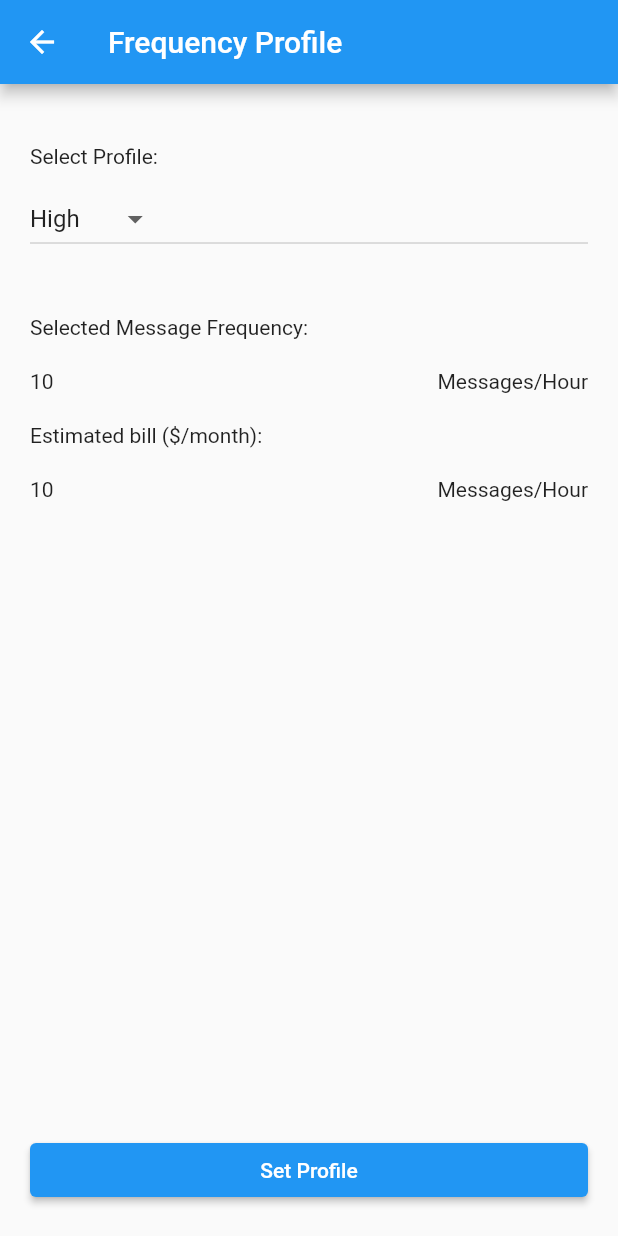
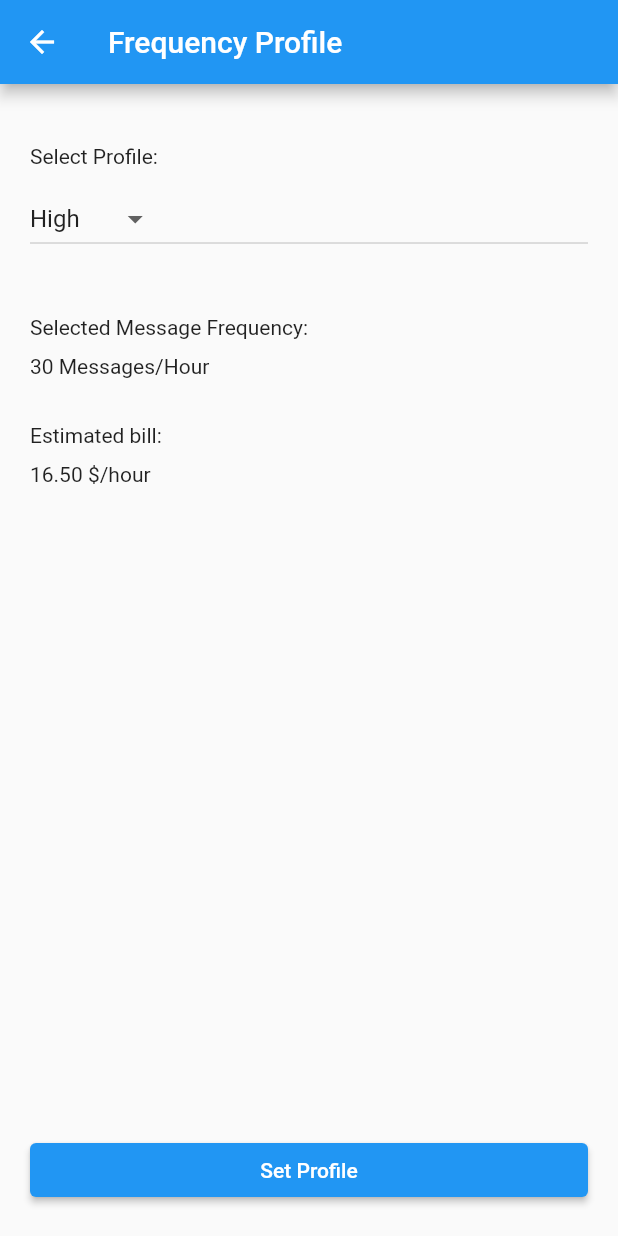
Before and after one commit to yaash45/mup-mobile-app, a Flutter app: the FrequencyProfilePage screen opened directly, on a phone screen of 412 x 824 dp. Run offline on Flutter 3.47's test engine with Material 2 defaults, Android fonts, the phone set to English and light mode, and no system bars; our stand-ins replace cloud_firestore, firebase_core; accounts and stored records are empty.

Commit message:
Update message frequency and billing value based on profile

```diff
--- a/lib/pages/frequency_profile.dart
+++ b/lib/pages/frequency_profile.dart
@@ -5,22 +5,26 @@ class FrequencyProfilePage extends StatefulWidget {
   _FrequencyProfilePageState createState() => _FrequencyProfilePageState();
 }
 
-enum FrequencyProfiles {
-  high,
-  medium,
-  low,
-  custom,
-}
+const int HighFrequencyProfileValue = 30;
+const int MediumFrequencyProfileValue = 20;
+const int LowFrequencyProfileValue = 10;
+
+// This is just a default value for the custom profile,
+// separate from the message frequency
+const int CustomFrequencyProfileValue = 0;
 
 class _FrequencyProfilePageState extends State<FrequencyProfilePage> {
-  int _value = FrequencyProfiles.high.index;
+  int _value = HighFrequencyProfileValue;
   bool _custom = false;
-  int _customValue = 0;
+
+  // Initially, always start by setting the message frequency for the high profile
+  int _messageFrequency = HighFrequencyProfileValue;
 
   final customFieldHolder = new TextEditingController();
 
-  void _setCustomValue(customValue) {
-    _customValue = customValue;
+  void _setValue(String customValue) {
+    _messageFrequency = int.parse(customValue);
+    setState(() {});
   }
 
   void _setFrequencyProfile() {}
@@ -58,26 +62,26 @@ class _FrequencyProfilePageState extends State<FrequencyProfilePage> {
                         items: [
                           DropdownMenuItem(
                               child: Text('High'),
-                              value: FrequencyProfiles.high.index),
+                              value: HighFrequencyProfileValue),
                           DropdownMenuItem(
                               child: Text('Medium'),
-                              value: FrequencyProfiles.medium.index),
+                              value: MediumFrequencyProfileValue),
                           DropdownMenuItem(
                               child: Text('Low'),
-                              value: FrequencyProfiles.low.index),
+                              value: LowFrequencyProfileValue),
                           DropdownMenuItem(
                               child: Text('Custom'),
-                              value: FrequencyProfiles.custom.index),
+                              value: CustomFrequencyProfileValue),
                         ],
-                        onChanged: (value) => {
+                        onChanged: (int value) {
                           setState(() {
                             _value = value;
-                            if (_value == FrequencyProfiles.custom.index) {
-                              _custom = true;
-                            } else {
-                              _custom = false;
+                            _custom = _value == CustomFrequencyProfileValue;
+
+                            if (!_custom) {
+                              _messageFrequency = _value;
                             }
-                          })
+                          });
                         },
                       ),
                       Padding(
@@ -87,10 +91,11 @@ class _FrequencyProfilePageState extends State<FrequencyProfilePage> {
                           ? Column(
                               crossAxisAlignment: CrossAxisAlignment.start,
                               children: [
+                                // TODO: Need to come up with a maximum value for custom
                                 TextField(
                                   decoration: InputDecoration(
                                     labelText: "Custom message frequency",
-                                    hintText: "1-50",
+                                    hintText: "Please enter a number",
                                     suffixText: "Messages/Hour",
                                     border: OutlineInputBorder(
                                       borderSide: const BorderSide(
@@ -100,15 +105,17 @@ class _FrequencyProfilePageState extends State<FrequencyProfilePage> {
                                   ),
                                   keyboardType: TextInputType.number,
                                   controller: customFieldHolder,
-                                  onChanged: _setCustomValue,
+                                  onChanged: _setValue,
                                 ),
                                 Padding(
-                                  padding: EdgeInsets.all(10.0),
+                                  padding: EdgeInsets.fromLTRB(0, 0, 0, 40.0),
                                 ),
-                                BillingInformation(),
+                                BillingInformation(
+                                    messageFrequency: _messageFrequency),
                               ],
                             )
-                          : BillingInformation(),
+                          : BillingInformation(
+                              messageFrequency: _messageFrequency),
                       Padding(padding: EdgeInsets.all(10.0)),
                     ],
                   )),
@@ -121,6 +128,10 @@ class _FrequencyProfilePageState extends State<FrequencyProfilePage> {
 }
 
 class BillingInformation extends StatefulWidget {
+  BillingInformation({Key key, this.messageFrequency}) : super(key: key);
+
+  final int messageFrequency;
+
   @override
   _BillingInformationState createState() => _BillingInformationState();
 }
@@ -131,22 +142,24 @@ class _BillingInformationState extends State<BillingInformation> {
     return Column(crossAxisAlignment: CrossAxisAlignment.start, children: [
       Text('Selected Message Frequency:'),
       Padding(
-        padding: EdgeInsets.all(10.0),
+        padding: EdgeInsets.all(5.0),
       ),
       Row(
         mainAxisAlignment: MainAxisAlignment.spaceBetween,
-        children: [Text('10'), Text('Messages/Hour')],
+        children: [Text("${widget.messageFrequency} Messages/Hour")],
       ),
       Padding(
-        padding: EdgeInsets.all(10.0),
+        padding: EdgeInsets.all(15.0),
       ),
-      Text('Estimated bill (\$/month):'),
+      Text('Estimated bill:'),
       Padding(
-        padding: EdgeInsets.all(10.0),
+        padding: EdgeInsets.all(5.0),
       ),
       Row(
         mainAxisAlignment: MainAxisAlignment.spaceBetween,
-        children: [Text('10'), Text('Messages/Hour')],
+        children: [
+          Text('${(widget.messageFrequency * 0.55).toStringAsFixed(2)} \$/hour')
+        ],
       ),
     ]);
   }
```
